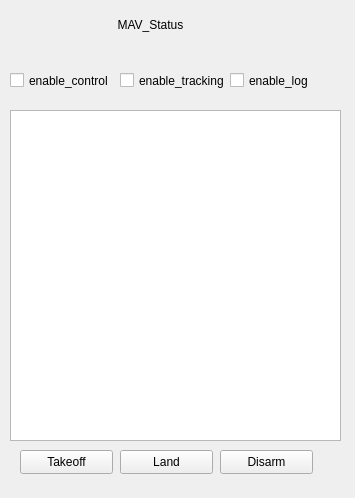
Qt form src/rqt_quadcoptergui/QuadCopterwidget.ui (garimellagowtham/rqt_quadcoptergui) before a commit.
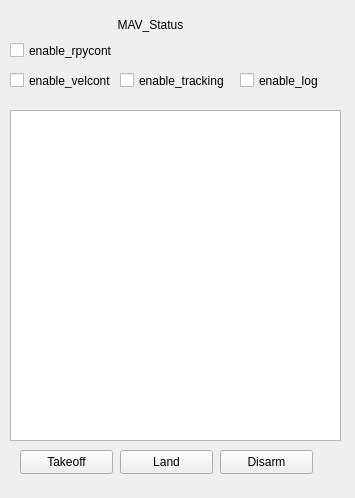
The same form after that commit.

Commit message: Added checkbox for rpyt control

```diff
--- a/src/rqt_quadcoptergui/QuadCopterwidget.ui
+++ b/src/rqt_quadcoptergui/QuadCopterwidget.ui
@@ -81,7 +81,7 @@
   <widget class="QCheckBox" name="log_checkbox">
    <property name="geometry">
     <rect>
-     <x>230</x>
+     <x>240</x>
      <y>70</y>
      <width>79</width>
      <height>21</height>
@@ -114,7 +114,20 @@
     </rect>
    </property>
    <property name="text">
-    <string>enable_control</string>
+    <string>enable_velcont</string>
+   </property>
+  </widget>
+  <widget class="QCheckBox" name="rpycontrol_checkbox">
+   <property name="geometry">
+    <rect>
+     <x>10</x>
+     <y>40</y>
+     <width>111</width>
+     <height>21</height>
+    </rect>
+   </property>
+   <property name="text">
+    <string>enable_rpycont</string>
    </property>
   </widget>
  </widget>
```
Left out of the diff: 2 changed lines with no effect on the pictures. The commit also changes 5 other files.
